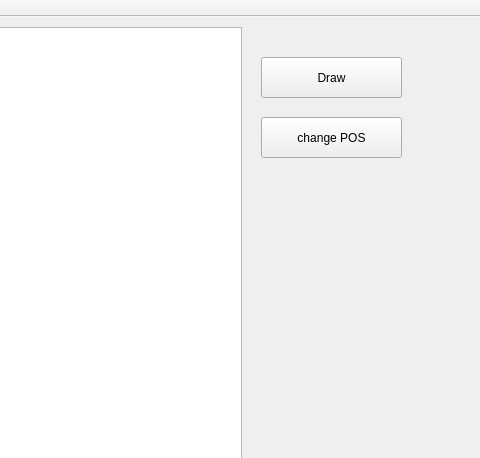
Old version of the form Rocket_launch/mainwindow.ui in the repository ZeynalovZ/Course-Work; both pictures show x 719 to 1199 and y 0 to 458 of the 1199 by 747 pixel window.
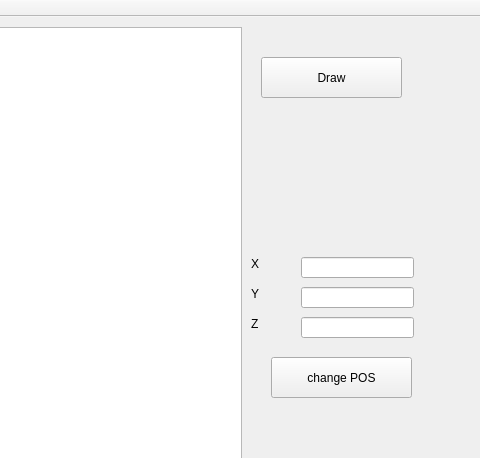
New version of the form.

The edit to the form file:
```diff
--- a/Rocket_launch/mainwindow.ui
+++ b/Rocket_launch/mainwindow.ui
@@ -30,8 +30,8 @@
    <widget class="QPushButton" name="pushButton_2">
     <property name="geometry">
      <rect>
-      <x>980</x>
-      <y>100</y>
+      <x>990</x>
+      <y>340</y>
       <width>141</width>
       <height>41</height>
      </rect>
@@ -50,6 +50,75 @@
      </rect>
     </property>
    </widget>
+   <widget class="QLineEdit" name="editX">
+    <property name="geometry">
+     <rect>
+      <x>1020</x>
+      <y>240</y>
+      <width>113</width>
+      <height>21</height>
+     </rect>
+    </property>
+   </widget>
+   <widget class="QLineEdit" name="editY">
+    <property name="geometry">
+     <rect>
+      <x>1020</x>
+      <y>270</y>
+      <width>113</width>
+      <height>21</height>
+     </rect>
+    </property>
+   </widget>
+   <widget class="QLineEdit" name="editZ">
+    <property name="geometry">
+     <rect>
+      <x>1020</x>
+      <y>300</y>
+      <width>113</width>
+      <height>21</height>
+     </rect>
+    </property>
+   </widget>
+   <widget class="QLabel" name="label">
+    <property name="geometry">
+     <rect>
+      <x>970</x>
+      <y>240</y>
+      <width>47</width>
+      <height>13</height>
+     </rect>
+    </property>
+    <property name="text">
+     <string>X</string>
+    </property>
+   </widget>
+   <widget class="QLabel" name="label_2">
+    <property name="geometry">
+     <rect>
+      <x>970</x>
+      <y>270</y>
+      <width>47</width>
+      <height>13</height>
+     </rect>
+    </property>
+    <property name="text">
+     <string>Y</string>
+    </property>
+   </widget>
+   <widget class="QLabel" name="label_3">
+    <property name="geometry">
+     <rect>
+      <x>970</x>
+      <y>300</y>
+      <width>47</width>
+      <height>13</height>
+     </rect>
+    </property>
+    <property name="text">
+     <string>Z</string>
+    </property>
+   </widget>
   </widget>
   <widget class="QMenuBar" name="menuBar">
    <property name="geometry">
```
Left out of the diff: 4 changed lines with no effect on the pictures.
